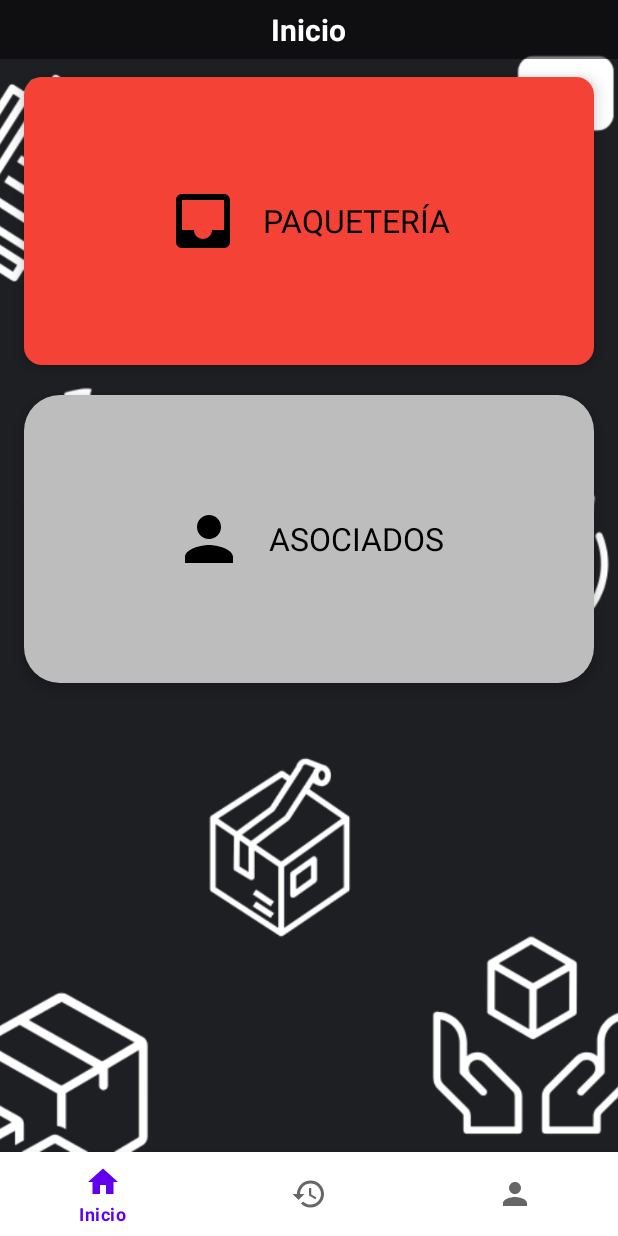
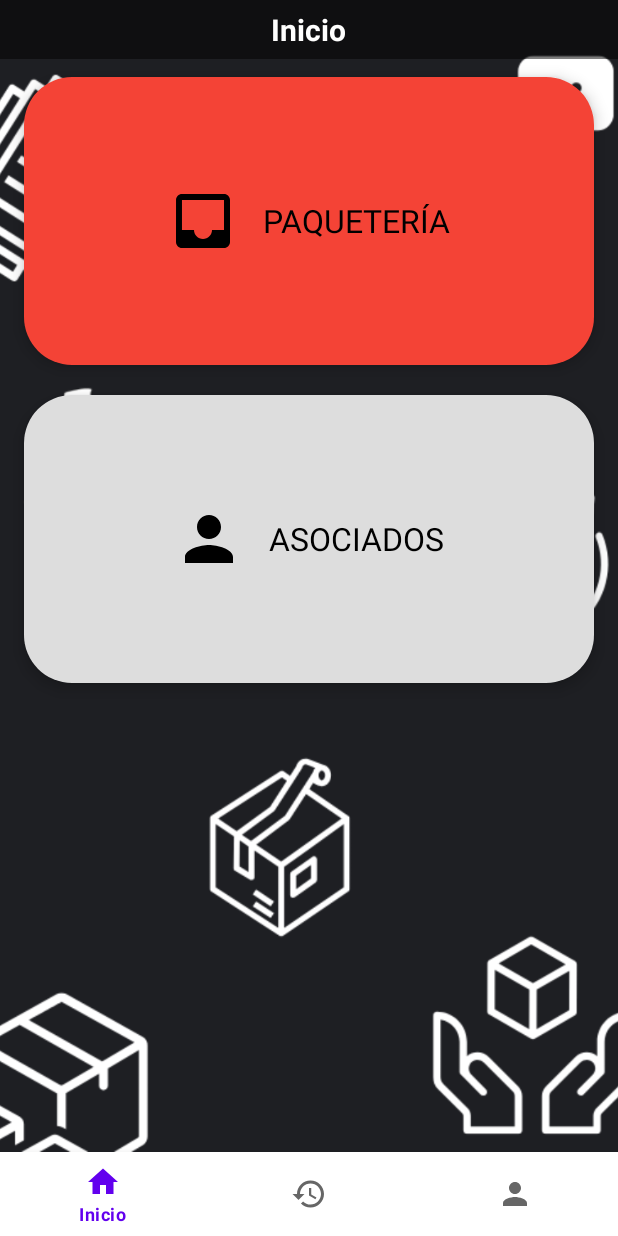
Before and after one commit to xdluisNN/Applogin2025, an Android app: the InicioFragment screen opened directly, with no data from a screen before it, on a phone screen of 412 x 824 dp. Run offline under Robolectric (Android 15) with nearby library versions, the phone set to English and light mode, and no system bars; our stand-ins replace Firebase (no records; nobody signed in at launch, a user with empty details on screens opened directly).

Commit message:
diseñoBotonesInicio

```diff
--- a/app/src/main/res/drawable/bg_gray.xml
+++ b/app/src/main/res/drawable/bg_gray.xml
@@ -1,5 +1,5 @@
 <shape xmlns:android="http://schemas.android.com/apk/res/android"
     android:shape="rectangle">
-    <solid android:color="#BDBDBD" />
-    <corners android:radius="24dp" />
+    <solid android:color="#DDDDDD" />
+    <corners android:radius="32dp" />
 </shape>
--- a/app/src/main/res/drawable/bg_green.xml
+++ b/app/src/main/res/drawable/bg_green.xml
@@ -1,5 +1,5 @@
 <shape xmlns:android="http://schemas.android.com/apk/res/android"
     android:shape="rectangle">
     <solid android:color="#4CAF50" />
-    <corners android:radius="12dp" />
+    <corners android:radius="32dp" />
 </shape>
--- a/app/src/main/res/drawable/bg_red.xml
+++ b/app/src/main/res/drawable/bg_red.xml
@@ -1,5 +1,5 @@
 <shape xmlns:android="http://schemas.android.com/apk/res/android"
     android:shape="rectangle">
     <solid android:color="#F44336" />
-    <corners android:radius="12dp" />
+    <corners android:radius="32dp" />
 </shape>
```
